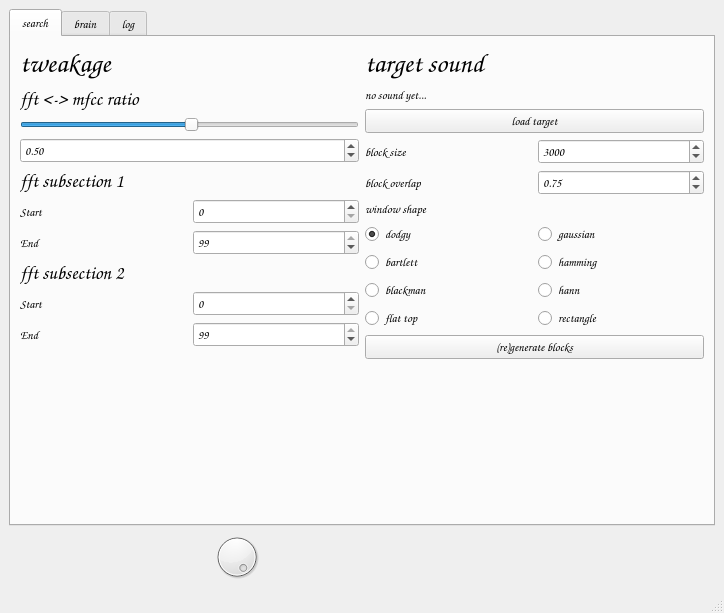
Qt form samplebrain/interface/samplebrain.ui (aeiouaeiouaeiouaeiouaeiouaeiou/samplebrain) before a commit.
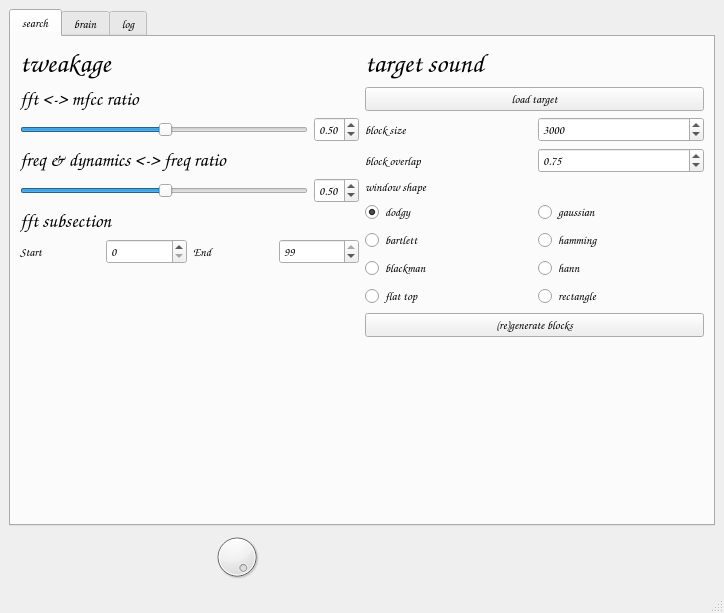
The same form after that commit. Icons and pictures are not drawn.

Commit message: freq/dynamics stuff

Diff of the .ui file:
```diff
--- a/samplebrain/interface/samplebrain.ui
+++ b/samplebrain/interface/samplebrain.ui
@@ -50,8 +50,6 @@
            </widget>
           </item>
           <item>
-           <layout class="QHBoxLayout" name="horizontalLayout_16">
-            <item>
              <widget class="QLabel" name="label_6">
               <property name="font">
                <font>
@@ -66,8 +64,8 @@
               </property>
              </widget>
             </item>
-           </layout>
-          </item>
+          <item>
+           <layout class="QHBoxLayout" name="horizontalLayout_16">
           <item>
            <widget class="QSlider" name="sliderRatio">
             <property name="sizePolicy">
@@ -86,6 +84,12 @@
           </item>
           <item>
            <widget class="QDoubleSpinBox" name="doubleSpinBoxRatio">
+              <property name="sizePolicy">
+               <sizepolicy hsizetype="Fixed" vsizetype="Fixed">
+                <horstretch>0</horstretch>
+                <verstretch>0</verstretch>
+               </sizepolicy>
+              </property>
             <property name="maximum">
              <double>1.000000000000000</double>
             </property>
@@ -97,8 +101,62 @@
             </property>
            </widget>
           </item>
+           </layout>
+          </item>
           <item>
-           <layout class="QVBoxLayout" name="verticalLayout_4">
+           <widget class="QLabel" name="label_20">
+            <property name="font">
+             <font>
+              <family>Comic Sans MS</family>
+              <pointsize>14</pointsize>
+              <weight>75</weight>
+              <bold>true</bold>
+             </font>
+            </property>
+            <property name="text">
+             <string>freq &amp; dynamics &lt;-&gt; freq ratio</string>
+            </property>
+           </widget>
+          </item>
+          <item>
+           <layout class="QHBoxLayout" name="horizontalLayout">
+            <item>
+             <widget class="QSlider" name="sliderNRatio">
+              <property name="sizePolicy">
+               <sizepolicy hsizetype="Preferred" vsizetype="Fixed">
+                <horstretch>0</horstretch>
+                <verstretch>0</verstretch>
+               </sizepolicy>
+              </property>
+              <property name="value">
+               <number>50</number>
+              </property>
+              <property name="orientation">
+               <enum>Qt::Horizontal</enum>
+              </property>
+             </widget>
+            </item>
+            <item>
+             <widget class="QDoubleSpinBox" name="doubleSpinBoxNRatio">
+              <property name="sizePolicy">
+               <sizepolicy hsizetype="Fixed" vsizetype="Fixed">
+                <horstretch>0</horstretch>
+                <verstretch>0</verstretch>
+               </sizepolicy>
+              </property>
+              <property name="maximum">
+               <double>1.000000000000000</double>
+              </property>
+              <property name="singleStep">
+               <double>0.010000000000000</double>
+              </property>
+              <property name="value">
+               <double>0.500000000000000</double>
+              </property>
+             </widget>
+            </item>
+           </layout>
+          </item>
             <item>
              <widget class="QLabel" name="label_7">
               <property name="font">
@@ -110,7 +168,7 @@
                </font>
               </property>
               <property name="text">
-               <string>fft subsection 1</string>
+             <string>fft subsection</string>
               </property>
              </widget>
             </item>
@@ -133,10 +191,6 @@
               <item>
                <widget class="QSpinBox" name="spinBoxFFT1Start"/>
               </item>
-             </layout>
-            </item>
-            <item>
-             <layout class="QHBoxLayout" name="horizontalLayout_9">
               <item>
                <widget class="QLabel" name="label_10">
                 <property name="font">
@@ -160,71 +214,6 @@
               </item>
              </layout>
             </item>
-           </layout>
-          </item>
-          <item>
-           <layout class="QVBoxLayout" name="verticalLayout_5">
-            <item>
-             <widget class="QLabel" name="label_8">
-              <property name="font">
-               <font>
-                <family>Comic Sans MS</family>
-                <pointsize>14</pointsize>
-                <weight>75</weight>
-                <bold>true</bold>
-               </font>
-              </property>
-              <property name="text">
-               <string>fft subsection 2</string>
-              </property>
-             </widget>
-            </item>
-            <item>
-             <layout class="QHBoxLayout" name="horizontalLayout_10">
-              <item>
-               <widget class="QLabel" name="label_11">
-                <property name="font">
-                 <font>
-                  <family>Comic Sans MS</family>
-                  <weight>75</weight>
-                  <bold>true</bold>
-                 </font>
-                </property>
-                <property name="text">
-                 <string>Start</string>
-                </property>
-               </widget>
-              </item>
-              <item>
-               <widget class="QSpinBox" name="spinBoxFFT2Start"/>
-              </item>
-             </layout>
-            </item>
-            <item>
-             <layout class="QHBoxLayout" name="horizontalLayout_11">
-              <item>
-               <widget class="QLabel" name="label_12">
-                <property name="font">
-                 <font>
-                  <family>Comic Sans MS</family>
-                  <weight>75</weight>
-                  <bold>true</bold>
-                 </font>
-                </property>
-                <property name="text">
-                 <string>End</string>
-                </property>
-               </widget>
-              </item>
-              <item>
-               <widget class="QSpinBox" name="spinBoxFFT2End">
-                <property name="value">
-                 <number>99</number>
-                </property>
-               </widget>
-              </item>
-             </layout>
-            </item>
             <item>
              <spacer name="verticalSpacer_3">
               <property name="orientation">
@@ -240,8 +229,6 @@
             </item>
            </layout>
           </item>
-         </layout>
-        </item>
         <item>
          <layout class="QVBoxLayout" name="verticalLayout_6">
           <item>
@@ -259,20 +246,6 @@
             </property>
            </widget>
           </item>
-          <item>
-           <widget class="QLabel" name="label_15">
-            <property name="font">
-             <font>
-              <family>Comic Sans MS</family>
-              <weight>75</weight>
-              <bold>true</bold>
-             </font>
-            </property>
-            <property name="text">
-             <string>no sound yet...</string>
-            </property>
-           </widget>
-          </item>
           <item>
            <widget class="QPushButton" name="pushButtonLoadTarget">
             <property name="font">
```
Left out of the diff: 546 changed lines with no effect on the pictures. Lines whose indentation alone changed are shown as unchanged. The commit also changes 19 other files.
